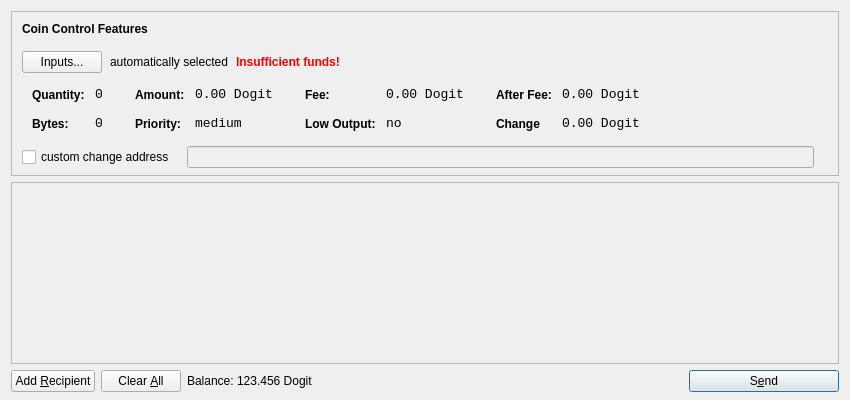
Old version of the form src/qt/forms/sendcoinsdialog.ui in the repository equisde/test.
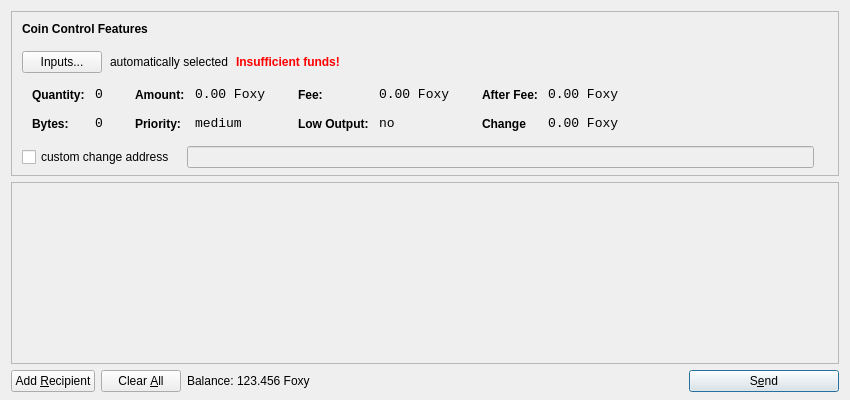
New version of the form. Icons and pictures are not drawn.

Commit message: foxy first commit :D

```diff
--- a/src/qt/forms/sendcoinsdialog.ui
+++ b/src/qt/forms/sendcoinsdialog.ui
@@ -321,7 +321,7 @@
                   <enum>Qt::ActionsContextMenu</enum>
                  </property>
                  <property name="text">
-                  <string>0.00 Dogit</string>
+                  <string>0.00 Foxy</string>
                  </property>
                  <property name="textInteractionFlags">
                   <set>Qt::LinksAccessibleByMouse|Qt::TextSelectableByKeyboard|Qt::TextSelectableByMouse</set>
@@ -407,7 +407,7 @@
                   <enum>Qt::ActionsContextMenu</enum>
                  </property>
                  <property name="text">
-                  <string>0.00 Dogit</string>
+                  <string>0.00 Foxy</string>
                  </property>
                  <property name="textInteractionFlags">
                   <set>Qt::LinksAccessibleByMouse|Qt::TextSelectableByKeyboard|Qt::TextSelectableByMouse</set>
@@ -493,7 +493,7 @@
                   <enum>Qt::ActionsContextMenu</enum>
                  </property>
                  <property name="text">
-                  <string>0.00 Dogit</string>
+                  <string>0.00 Foxy</string>
                  </property>
                  <property name="textInteractionFlags">
                   <set>Qt::LinksAccessibleByMouse|Qt::TextSelectableByKeyboard|Qt::TextSelectableByMouse</set>
@@ -525,7 +525,7 @@
                   <enum>Qt::ActionsContextMenu</enum>
                  </property>
                  <property name="text">
-                  <string>0.00 Dogit</string>
+                  <string>0.00 Foxy</string>
                  </property>
                  <property name="textInteractionFlags">
                   <set>Qt::LinksAccessibleByMouse|Qt::TextSelectableByKeyboard|Qt::TextSelectableByMouse</set>
@@ -732,7 +732,7 @@
           <cursorShape>IBeamCursor</cursorShape>
          </property>
          <property name="text">
-          <string>123.456 Dogit</string>
+          <string>123.456 Foxy</string>
          </property>
          <property name="textInteractionFlags">
           <set>Qt::LinksAccessibleByMouse|Qt::TextSelectableByKeyboard|Qt::TextSelectableByMouse</set>
```
The commit also changes 137 other files.
